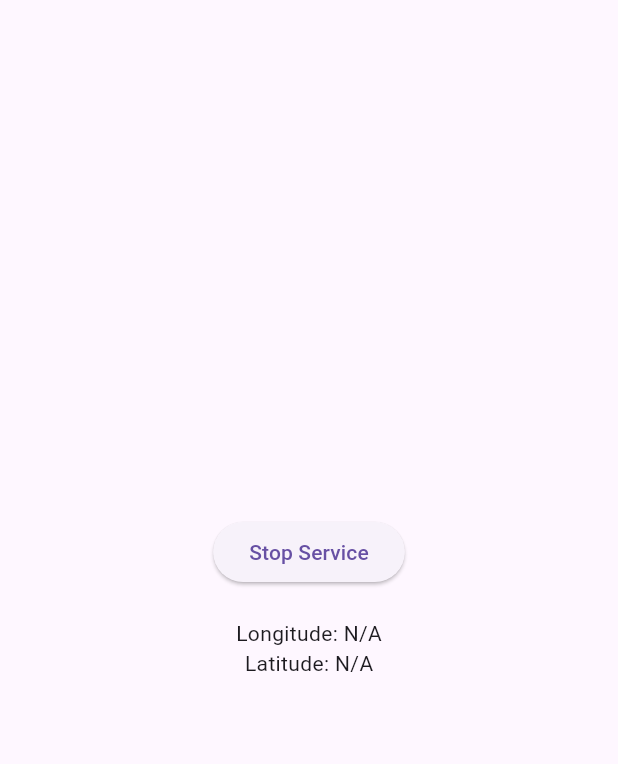
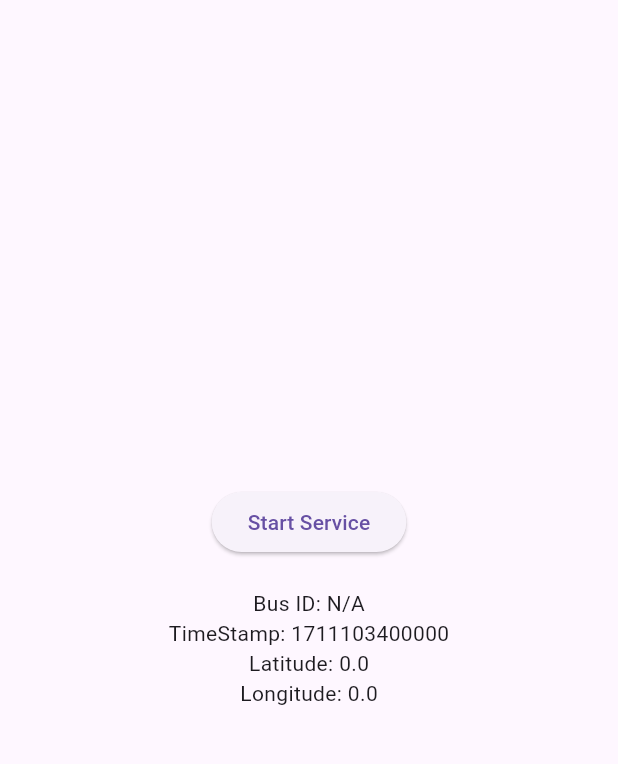
Before and after one commit to afifudinA/gpsTracker, a Flutter app: the screen it shows after launch, after a tap on "Start Service", on a phone screen of 412 x 824 dp, the part 63-827 px from its top. Run offline on Flutter 3.47's test engine with Material 3 defaults, Android fonts, the phone set to English and light mode, and no system bars; our stand-ins replace geolocator, permission_handler, shared_preferences; missing offline and left inert: background_location, flutter_background_service, flutter_background_service_android, gsheets; key blocks and very long unbroken strings in the code were emptied for the run.

Commit message:
feature: gps data uploading to db

```diff
--- a/lib/homeview.dart
+++ b/lib/homeview.dart
@@ -1,5 +1,9 @@
+import 'dart:async';
+
 import 'package:flutter/material.dart';
 import 'package:flutter_background_service/flutter_background_service.dart';
+import 'package:gps_tracker/sharedDataStore.dart';
+import 'package:shared_preferences/shared_preferences.dart';
 import 'background_service.dart';
 import 'settings.dart';
 import 'sharedData.dart';
@@ -14,22 +18,44 @@ class HomePage extends StatefulWidget {
 
 class _HomePageState extends State<HomePage> {
   String text = "Start Service";
-  Location? locationStart;
+  double? latitude;
+  double? longitude;
+  int? timeStamp;
+  String? busID;
 
   @override
   void initState() {
     super.initState();
     startBackgroundService();
+    Timer.periodic(const Duration(seconds: 5), (timer) async {
+      await loadData();
+      setState(() {
+        latitude = latitude;
+        longitude = longitude;
+        timeStamp = DateTime.now().millisecondsSinceEpoch;
+        busID = busID;
+      });
+    });
+  }
+
+  Future<void> loadData() async {
+    final SharedPreferences prefs = await SharedPreferences.getInstance();
+    latitude = prefs.getDouble('latitude') ?? 0.0;
+    longitude = prefs.getDouble('longitude') ?? 0.0;
+    timeStamp = prefs.getInt('timeStamp') ?? 0;
+    busID = prefs.getString('busId') ?? "N/A";
+    print(prefs.getInt('lastUpdateTimestamp') ?? 0);
+    // print(timeStamp);
   }
 
   @override
   Widget build(BuildContext context) {
     return Scaffold(
       appBar: AppBar(
-        title: Text("GPS Tracker"),
+        title: const Text("GPS Tracker"),
         actions: [
           PopupMenuButton(
-            icon: Icon(Icons.more_vert),
+            icon: const Icon(Icons.more_vert),
             itemBuilder: (BuildContext context) {
               return [
                 PopupMenuItem(
@@ -43,6 +69,7 @@ class _HomePageState extends State<HomePage> {
                             onBusIdChanged: (newBusId) {
                               // Update the busId in SharedData when it changes
                               SharedData().updateBusId(newBusId);
+                              loadData();
                             },
                           ),
                         ),
@@ -53,7 +80,7 @@ class _HomePageState extends State<HomePage> {
                         print("Result from SettingsPage: $result");
                       }
                     },
-                    child: Text("Settings"),
+                    child: const Text("Settings"),
                   ),
                 ),
               ];
@@ -72,9 +99,11 @@ class _HomePageState extends State<HomePage> {
               },
               child: Text(text),
             ),
-            SizedBox(height: 20),
-            Text("Longitude: ${locationStart?.longitude ?? 'N/A'}"),
-            Text("Latitude: ${locationStart?.latitude ?? 'N/A'}"),
+            const SizedBox(height: 20),
+            Text("Bus ID: ${busID ?? 'N/A'}"),
+            Text("TimeStamp: ${timeStamp ?? 'N/A'}"),
+            Text("Latitude: ${latitude ?? 'N/A'}"),
+            Text("Longitude: ${longitude ?? 'N/A'}"),
           ],
         ),
       ),
@@ -90,19 +119,21 @@ class _HomePageState extends State<HomePage> {
   }
 
   void toggleBackgroundService() async {
-    final service = FlutterBackgroundService();
-    bool isRunning = await service.isRunning();
-    if (isRunning) {
-      service.invoke("stopService");
-      setState(() {
-        text = "Start Service";
-      });
-    } else {
-      service.invoke("startService");
-      setState(() {
-        text = "Stop Service";
-      });
-    }
+    final SharedPreferences prefs = await SharedPreferences.getInstance();
+    print(prefs.getInt('lastUpdateTimestamp') ?? 0);
+    // final service = FlutterBackgroundService();
+    // bool isRunning = await service.isRunning();
+    // if (isRunning) {
+    //   service.invoke("stopService");
+    //   setState(() {
+    //     text = "Start Service";
+    //   });
+    // } else {
+    //   service.invoke("startService");
+    //   setState(() {
+    //     text = "Stop Service";
+    //   });
+    // }
   }
 
   @override
--- a/lib/location_controller.dart
+++ b/lib/location_controller.dart
@@ -16,7 +16,7 @@ class LocationService {
   Future<Location?> getLocation() async {
     try {
       Location location = await BackgroundLocation().getCurrentLocation();
-      print('This is current Location ' + location.toMap().toString());
+      // print('This is current Location ' + location.toMap().toString());
       return location;
     } catch (e) {
       print('Error getting location: $e');
--- a/lib/main.dart
+++ b/lib/main.dart
@@ -25,7 +25,7 @@ class myApp extends StatelessWidget {
     return MaterialApp(
       title: 'Background Service',
       theme: ThemeData(primarySwatch: Colors.blue),
-      home: HomePage(),
+      home: const HomePage(),
     );
   }
 }
--- a/lib/sharedData.dart
+++ b/lib/sharedData.dart
@@ -6,7 +6,8 @@ class SharedData with ChangeNotifier {
   String? busID;
   double? latitude;
   double? longitude;
-  double? timeStamp;
+  int? timeStamp;
+  int? lastUpdateTimestamp;
 
   // Constructor
   SharedData({
@@ -14,6 +15,7 @@ class SharedData with ChangeNotifier {
     this.latitude,
     this.longitude,
     this.timeStamp,
+    this.lastUpdateTimestamp
   });
 
   // Factory method to create an instance from a map
@@ -27,6 +29,7 @@ class SharedData with ChangeNotifier {
       latitude: map['latitude'],
       longitude: map['longitude'],
       timeStamp: map['timeStamp'],
+      lastUpdateTimestamp: map['lastUpdateTimestamp'],
     );
   }
 
@@ -37,6 +40,7 @@ class SharedData with ChangeNotifier {
       'latitude': latitude,
       'longitude': longitude,
       'timeStamp': timeStamp,
+      'lastUpdateTimestamp': lastUpdateTimestamp,
     };
   }
 
@@ -45,9 +49,11 @@ class SharedData with ChangeNotifier {
     notifyListeners(); // Notify listeners about the change
   }
 
-  void updateLocation(double? newlatitude, double? newlongitude) {
+  void updateLocation(double? newlatitude, double? newlongitude, int? newLastUpdateTimestamp) {
     latitude = newlatitude;
     longitude = newlongitude;
+    timeStamp = DateTime.now().millisecondsSinceEpoch;
+    lastUpdateTimestamp = newLastUpdateTimestamp;
     notifyListeners(); // Notify listeners about the change
   }
 }
--- a/pubspec.yaml
+++ b/pubspec.yaml
@@ -19,6 +19,9 @@ dependencies:
   flutter_local_notifications: ^16.3.2
   background_location: ^0.11.8
   provider: ^6.1.1
+  shared_preferences: ^2.0.6
+  sqflite: ^2.0.0+3
+  path: ^1.8.3
 
 dev_dependencies:
   flutter_test:
```
Also changed, not shown: lib/api_send.dart (+9 -6 lines), lib/background_service.dart (+32 -13 lines), lib/settings.dart (+14 -7 lines), lib/sharedDataStore.dart (added, +13 -0 lines), pubspec.lock, 1 other file.
